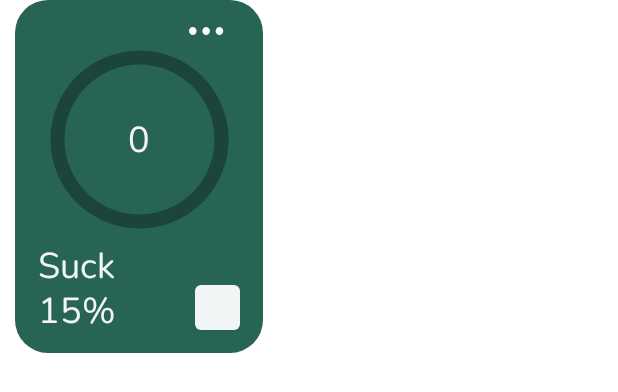
After one commit to RedIDen/EMP, an Android app: the layout habit_layout.xml on its own in the app's theme, with its tools: preview values and no code run, on a phone screen of 412 x 824 dp. The commit adds this screen. Shown: the top 392 px of the screen. Run offline under Robolectric (Android 15) with nearby library versions, the light colour scheme and no system bars.

Commit message:
Add grid view for habits.

```diff
--- /dev/null
+++ b/app/src/main/res/drawable/progressbar.xml
@@ -0,0 +1,19 @@
+<?xml version="1.0" encoding="utf-8"?>
+<layer-list xmlns:android="http://schemas.android.com/apk/res/android">
+    <item>
+        <shape
+            android:shape="ring"
+            android:thicknessRatio="16"
+            android:useLevel="false">
+            <solid android:color="@color/primary_darker"/>
+        </shape>
+    </item>
+    <item>
+        <shape
+            android:shape="ring"
+            android:thicknessRatio="16"
+            android:useLevel="true">
+            <solid android:color="@color/my_white"/>
+        </shape>
+    </item>
+</layer-list>
--- a/app/src/main/res/layout/fragment_settings.xml
+++ b/app/src/main/res/layout/fragment_settings.xml
@@ -1,7 +1,6 @@
 <?xml version="1.0" encoding="utf-8"?>
 <androidx.constraintlayout.widget.ConstraintLayout xmlns:android="http://schemas.android.com/apk/res/android"
     xmlns:app="http://schemas.android.com/apk/res-auto"
-    xmlns:tools="http://schemas.android.com/tools"
     android:layout_width="match_parent"
     android:layout_height="match_parent"
     android:background="@color/fon">
@@ -13,7 +12,7 @@
         android:layout_marginStart="20dp"
         android:layout_marginTop="20dp"
         android:fontFamily="@font/nunito_regular"
-        android:text="Your progress"
+        android:text="Settings"
         android:textColor="@color/my_black"
         android:textSize="24dp"
         app:layout_constraintStart_toStartOf="parent"
--- /dev/null
+++ b/app/src/main/res/layout/habit_layout.xml
@@ -0,0 +1,94 @@
+<?xml version="1.0" encoding="utf-8"?>
+<androidx.constraintlayout.widget.ConstraintLayout xmlns:tools="http://schemas.android.com/tools"
+    android:id="@+id/habit"
+    android:layout_width="165dp"
+    android:layout_height="235dp"
+    android:background="@drawable/habit"
+    android:orientation="vertical"
+    android:layout_marginBottom="15dp"
+    android:layout_marginStart="10dp"
+    android:layout_marginEnd="10dp"
+    xmlns:app="http://schemas.android.com/apk/res-auto"
+    xmlns:android="http://schemas.android.com/apk/res/android">
+
+    <ProgressBar
+        android:id="@+id/habit_progressBar"
+        style="@style/Widget.AppCompat.ProgressBar"
+        android:layout_width="150dp"
+        android:layout_height="150dp"
+        android:indeterminateOnly="false"
+        android:layout_marginBottom="50dp"
+        android:progressDrawable="@drawable/progressbar"
+        android:rotation="-90"
+        app:layout_constraintBottom_toBottomOf="parent"
+        app:layout_constraintEnd_toEndOf="parent"
+        app:layout_constraintStart_toStartOf="parent"
+        app:layout_constraintTop_toTopOf="parent" />
+
+    <TextView
+        android:id="@+id/habit_num"
+        android:layout_width="match_parent"
+        android:layout_height="wrap_content"
+        android:fontFamily="@font/nunito_regular"
+        android:text="0"
+        android:gravity="center"
+        android:textColor="@color/my_white"
+        android:textSize="24sp"
+        app:layout_constraintBottom_toBottomOf="@+id/habit_progressBar"
+        app:layout_constraintEnd_toEndOf="parent"
+        app:layout_constraintStart_toStartOf="@+id/habit_progressBar"
+        app:layout_constraintTop_toTopOf="@+id/habit_progressBar" />
+
+    <TextView
+        android:id="@+id/habit_title"
+        android:layout_width="match_parent"
+        android:layout_height="30dp"
+        android:layout_marginStart="15dp"
+        android:layout_marginEnd="15dp"
+        android:fontFamily="@font/nunito_regular"
+        android:text="Suck"
+        android:textColor="@color/my_white"
+        android:textSize="24sp"
+        app:layout_constraintBottom_toTopOf="@+id/habit_percents"
+        app:layout_constraintEnd_toEndOf="parent"
+        app:layout_constraintStart_toStartOf="parent" />
+
+    <TextView
+        android:id="@+id/habit_percents"
+        android:layout_width="0dp"
+        android:layout_height="30dp"
+        android:layout_marginEnd="15dp"
+        android:layout_marginBottom="15dp"
+        android:fontFamily="@font/nunito_regular"
+        android:text="15%"
+        android:textColor="@color/my_white"
+        android:textSize="24sp"
+        app:layout_constraintBottom_toBottomOf="parent"
+        app:layout_constraintEnd_toStartOf="@+id/habit_checkbox"
+        app:layout_constraintStart_toStartOf="@+id/habit_title" />
+
+    <CheckBox
+        android:id="@+id/habit_checkbox"
+        android:layout_width="30dp"
+        android:layout_height="30dp"
+        android:layout_marginBottom="15dp"
+        android:layout_marginEnd="15dp"
+        android:background="@drawable/check_box"
+        android:buttonTint="@color/my_white"
+        android:drawableTint="@color/my_white"
+        android:text=""
+        app:layout_constraintBottom_toBottomOf="parent"
+        app:layout_constraintEnd_toEndOf="parent" />
+
+    <ImageButton
+        android:id="@+id/habit_info"
+        android:layout_width="30dp"
+        android:layout_height="10dp"
+        app:layout_constraintEnd_toEndOf="@+id/habit_progressBar"
+        app:layout_constraintTop_toTopOf="parent"
+        android:layout_marginTop="15dp"
+        android:layout_marginEnd="15dp"
+        app:srcCompat="@drawable/ic_dot_habit"
+        android:contentDescription="Three dots" />
+
+    </androidx.constraintlayout.widget.ConstraintLayout>
--- a/app/src/main/res/values/colors.xml
+++ b/app/src/main/res/values/colors.xml
@@ -2,6 +2,7 @@
 <resources>
     <color name="fon">#CAD89D</color>
     <color name="primary">#276454</color>
+    <color name="primary_darker">#1B453A</color>
     <color name="secondary">#FFBD59</color>
     <color name="my_white">#F1F5F5</color>
     <color name="my_black">#282828</color>
```
Also changed, not shown: app/src/main/java/com/example/grow/Adapters/HabitAdapter.java (added, +78 -0 lines), app/src/main/java/com/example/grow/CreateActivity.java (+3 -19 lines), app/src/main/java/com/example/grow/MainFragment.java (+37 -3 lines), app/src/main/java/com/example/grow/Models/Habit.java (added, +55 -0 lines), app/src/main/res/layout/fragment_main.xml (+10 -48 lines).
